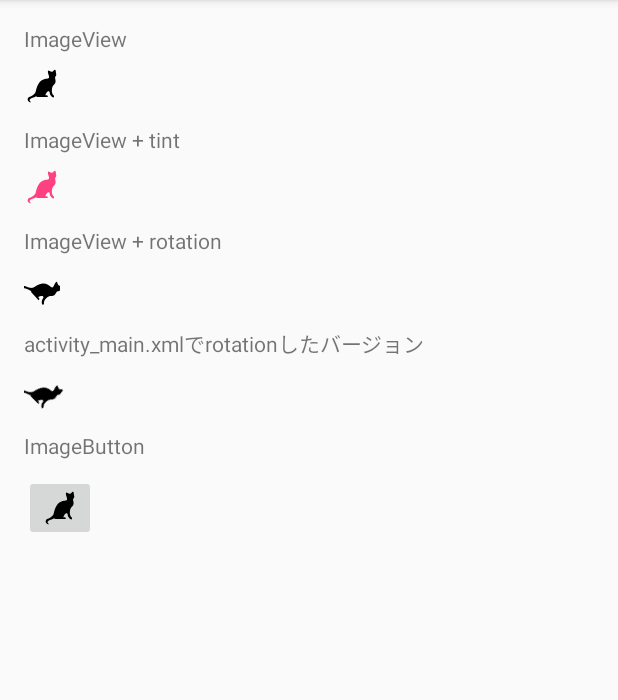
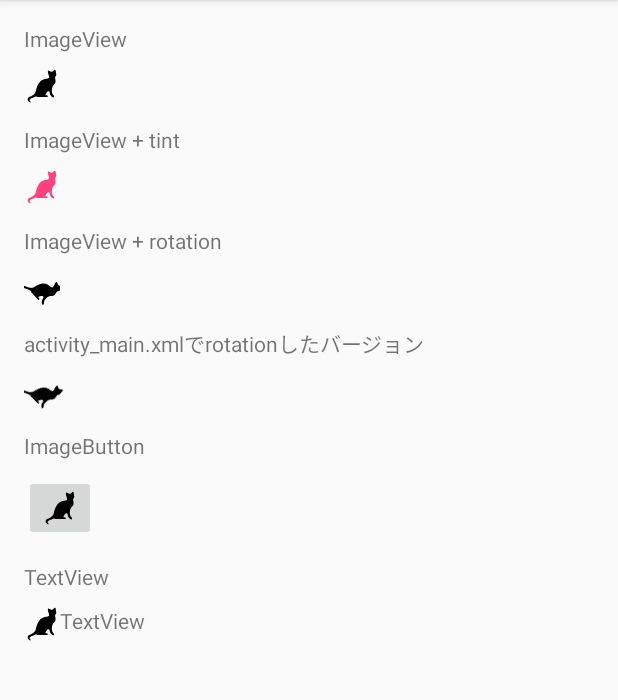
Before and after one commit to AyaEbata/VectorDrawable, an Android app: the screen it shows after launch (MainActivity), on a phone screen of 412 x 824 dp, the part 84-784 px from its top. Run offline under Robolectric (Android 15) with nearby library versions, the phone set to English and light mode, and no system bars.

Commit message:
add TextView and image

```diff
--- a/app/src/main/res/layout/activity_main.xml
+++ b/app/src/main/res/layout/activity_main.xml
@@ -102,4 +102,23 @@
         android:layout_marginTop="10dp"
         android:id="@+id/image_button" />
 
+    <TextView
+        android:text="@string/text_view"
+        android:layout_width="wrap_content"
+        android:layout_height="wrap_content"
+        android:layout_below="@+id/image_button"
+        android:layout_alignParentStart="true"
+        android:layout_marginTop="14dp"
+        android:id="@+id/text_view_text" />
+
+    <TextView
+        android:text="@string/text_view"
+        android:layout_width="wrap_content"
+        android:layout_height="wrap_content"
+        android:layout_below="@+id/text_view_text"
+        android:layout_alignParentStart="true"
+        android:layout_marginTop="10dp"
+        android:id="@+id/text_view"
+        android:drawableStart="@drawable/ic_cat_black_24dp"/>
+
 </RelativeLayout>
```
